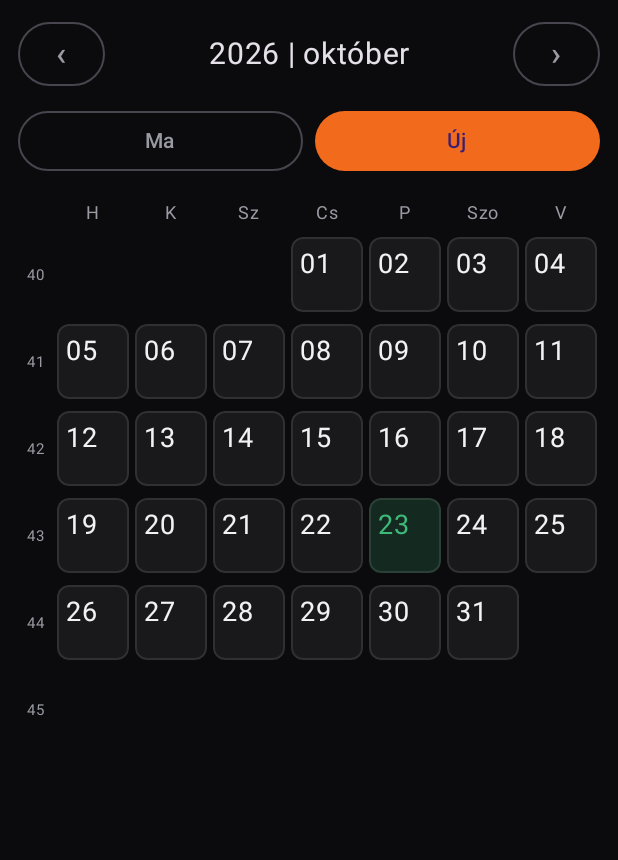
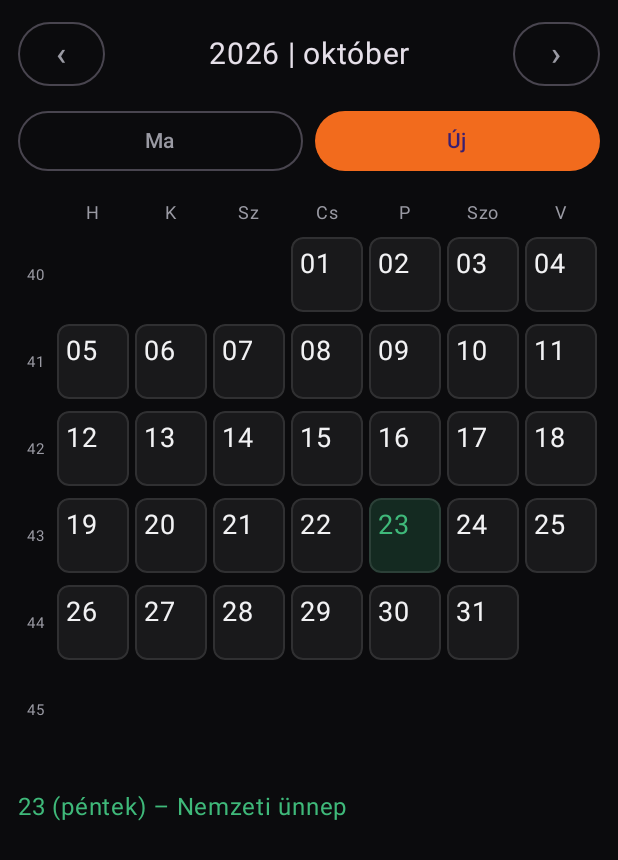
Before and after one commit to kalmar-imre-ai/naptar, an Android app built with Jetpack Compose: the screen it shows after launch (MainActivity), after a tap on an icon or button, on a phone screen of 412 x 824 dp. Shown: the top 860 px of the screen. Run offline under Robolectric (Android 15) with nearby library versions, the phone set to English and light mode, and no system bars.

Commit message:
Refactor CalendarScreen with new entry handling

```diff
--- a/app/src/main/java/com/kalmarimre/naptar/CalendarScreen.kt
+++ b/app/src/main/java/com/kalmarimre/naptar/CalendarScreen.kt
@@ -2,18 +2,12 @@ package com.kalmarimre.naptar
 
 import androidx.compose.foundation.background
 import androidx.compose.foundation.border
-import androidx.compose.foundation.layout.Arrangement
-import androidx.compose.foundation.layout.Box
-import androidx.compose.foundation.layout.Column
-import androidx.compose.foundation.layout.Row
-import androidx.compose.foundation.layout.Spacer
-import androidx.compose.foundation.layout.fillMaxHeight
-import androidx.compose.foundation.layout.fillMaxSize
-import androidx.compose.foundation.layout.fillMaxWidth
-import androidx.compose.foundation.layout.height
-import androidx.compose.foundation.layout.padding
-import androidx.compose.foundation.layout.width
+import androidx.compose.foundation.clickable
+import androidx.compose.foundation.layout.*
+import androidx.compose.foundation.rememberScrollState
+import androidx.compose.foundation.shape.CircleShape
 import androidx.compose.foundation.shape.RoundedCornerShape
+import androidx.compose.foundation.verticalScroll
 import androidx.compose.material3.Button
 import androidx.compose.material3.MaterialTheme
 import androidx.compose.material3.OutlinedButton
@@ -27,6 +21,7 @@ import androidx.compose.ui.Alignment
 import androidx.compose.ui.Modifier
 import androidx.compose.ui.draw.clip
 import androidx.compose.ui.graphics.Color
+import androidx.compose.ui.platform.LocalContext
 import androidx.compose.ui.text.style.TextAlign
 import androidx.compose.ui.unit.dp
 import androidx.compose.ui.unit.sp
@@ -44,14 +39,73 @@ private val BORDER = Color(0x1AFFFFFF)
 private val HOLIDAY_BG = Color(0x2E3FB97A)
 private val HU = Locale.forLanguageTag("hu-HU")
 
+/** "22 (vasárnap) – 10:00" vagy "24 (csütörtök) – Karácsony" */
+private fun fmtWhen(date: LocalDate, time: String?, name: String?): String {
+    val wd = date.dayOfWeek.getDisplayName(TextStyle.FULL, HU)
+    val base = "%02d (%s)".format(date.dayOfMonth, wd)
+    return when {
+        name != null -> "$base – $name"
+        !time.isNullOrEmpty() -> "$base – $time"
+        else -> base
+    }
+}
+
 @Composable
 fun CalendarScreen() {
+    val context = LocalContext.current
+    var entries by remember { mutableStateOf<List<Entry>>(EntryStore.load(context)) }
     var month by remember { mutableStateOf(YearMonth.now()) }
+    var showDialog by remember { mutableStateOf(false) }
+    var editing by remember { mutableStateOf<Entry?>(null) }
+    var dialogDate by remember { mutableStateOf(LocalDate.now()) }
+
     val today = LocalDate.now()
     val holidays = remember(month.year) { Holidays.forYear(month.year) }
     val monthName = month.month.getDisplayName(TextStyle.FULL, HU)
 
-    Column(Modifier.fillMaxSize().padding(12.dp)) {
+    fun openNew(date: LocalDate) {
+        editing = null
+        dialogDate = date
+        showDialog = true
+    }
+
+    fun openEdit(e: Entry) {
+        editing = e
+        dialogDate = LocalDate.parse(e.date)
+        showDialog = true
+    }
+
+    if (showDialog) {
+        val target = editing
+        EntryDialog(
+            initial = target,
+            defaultDate = dialogDate,
+            onDismiss = { showDialog = false },
+            onSave = { e ->
+                entries = if (entries.any { it.id == e.id }) {
+                    entries.map { if (it.id == e.id) e else it }
+                } else {
+                    entries + e
+                }
+                EntryStore.save(context, entries)
+                showDialog = false
+            },
+            onDelete = if (target == null) null else {
+                {
+                    entries = entries.filter { it.id != target.id }
+                    EntryStore.save(context, entries)
+                    showDialog = false
+                }
+            }
+        )
+    }
+
+    Column(
+        Modifier
+            .fillMaxSize()
+            .verticalScroll(rememberScrollState())
+            .padding(12.dp)
+    ) {
 
         // Fejléc: hónap léptetés, év | hónap középen
         Row(verticalAlignment = Alignment.CenterVertically) {
@@ -77,7 +131,12 @@ fun CalendarScreen() {
             OutlinedButton(onClick = { month = YearMonth.now() }, modifier = Modifier.weight(1f)) {
                 Text("Ma")
             }
-            Button(onClick = { }, modifier = Modifier.weight(1f)) {
+            Button(
+                onClick = {
+                    openNew(if (YearMonth.from(today) == month) today else month.atDay(1))
+                },
+                modifier = Modifier.weight(1f)
+            ) {
                 Text("Új")
             }
         }
@@ -103,7 +162,6 @@ fun CalendarScreen() {
                 Modifier.fillMaxWidth().height(58.dp).padding(vertical = 2.dp),
                 verticalAlignment = Alignment.CenterVertically
             ) {
-                // Az adott sor hétfője -> ISO hétszám
                 val monday = first.plusDays((row * 7 - offset).toLong())
                 Box(Modifier.width(24.dp), contentAlignment = Alignment.Center) {
                     Text(
@@ -118,6 +176,7 @@ fun CalendarScreen() {
                     val inMonth = date.month == month.month
                     val isHoliday = inMonth && holidays.containsKey(date)
                     val isToday = date == today
+                    val dayEntries = if (inMonth) entries.filter { it.occursOn(date) } else emptyList()
 
                     Box(
                         Modifier
@@ -140,17 +199,63 @@ fun CalendarScreen() {
                                     else -> Color.Transparent
                                 },
                                 shape = RoundedCornerShape(8.dp)
-                            ),
-                        contentAlignment = Alignment.TopStart
+                            )
+                            .clickable(enabled = inMonth) { openNew(date) }
                     ) {
                         if (inMonth) {
                             Text(
                                 text = "%02d".format(date.dayOfMonth),
-                                modifier = Modifier.padding(6.dp),
+                                modifier = Modifier.align(Alignment.TopStart).padding(6.dp),
                                 fontSize = 18.sp,
                                 color = if (isHoliday) SUCCESS else MaterialTheme.colorScheme.onSurface
                             )
+                            if (dayEntries.isNotEmpty()) {
+                                Row(
+                                    modifier = Modifier.align(Alignment.TopEnd).padding(6.dp),
+                                    horizontalArrangement = Arrangement.spacedBy(3.dp)
+                                ) {
+                                    dayEntries.take(4).forEach {
+                                        Box(Modifier.size(6.dp).clip(CircleShape).background(ACCENT))
+                                    }
+                                }
+                            }
                         }
+                    }
+                }
+            }
+        }
+
+        Spacer(Modifier.height(16.dp))
+
+        // Havi lista: ünnepek és bejegyzések
+        val monthDays = (1..month.lengthOfMonth())
+            .map { month.atDay(it) }
+            .filter { d -> holidays.containsKey(d) || entries.any { it.occursOn(d) } }
+
+        if (monthDays.isEmpty()) {
+            Text("Nincs bejegyzés.", color = MaterialTheme.colorScheme.onSurfaceVariant)
+        } else {
+            monthDays.forEach { date ->
+                holidays[date]?.let { name ->
+                    Text(
+                        text = fmtWhen(date, null, name),
+                        color = SUCCESS,
+                        modifier = Modifier.fillMaxWidth().padding(vertical = 8.dp)
+                    )
+                }
+                entries.filter { it.occursOn(date) }.sortedBy { it.time }.forEach { e ->
+                    Column(
+                        Modifier
+                            .fillMaxWidth()
+                            .clickable { openEdit(e) }
+                            .padding(vertical = 8.dp)
+                    ) {
+                        Text(
+                            text = fmtWhen(date, e.time, null),
+                            fontSize = 13.sp,
+                            color = MaterialTheme.colorScheme.onSurfaceVariant
+                        )
+                        Text(text = e.title, fontSize = 15.sp)
                     }
                 }
             }
```
